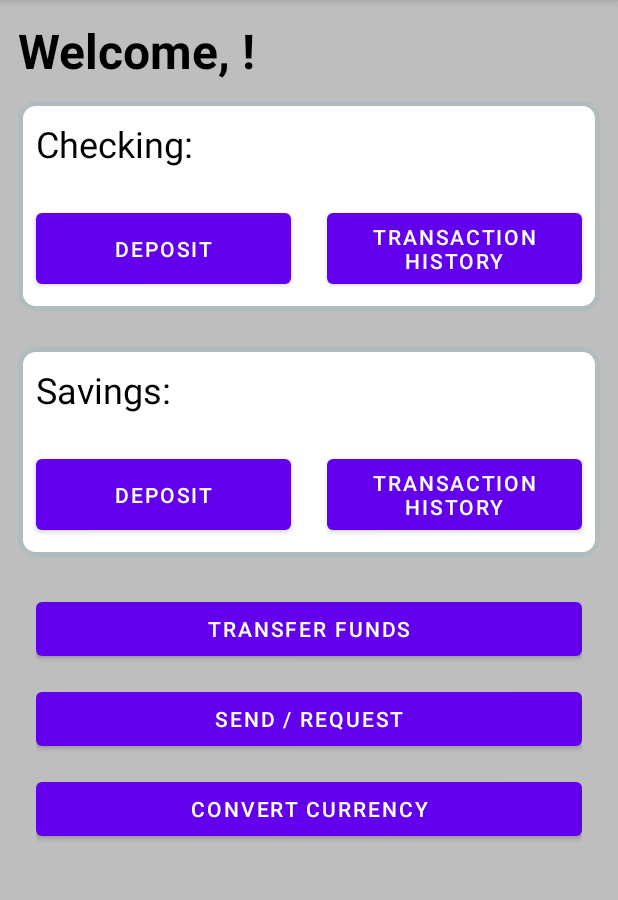
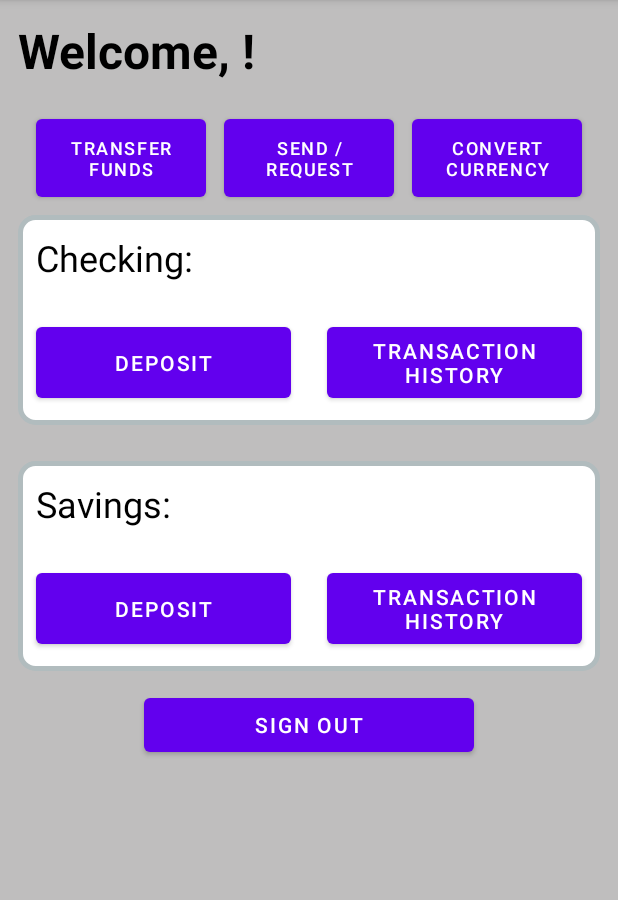
Before and after one commit to Linus319/TheValleyBankApp, an Android app: the AccountActivity screen opened directly, with no data from a screen before it, on a phone screen of 412 x 824 dp, the part 84-984 px from its top. Run offline under Robolectric (Android 15) with nearby library versions, the phone set to English and light mode, and no system bars.

Commit message:
small update to AccountActivity

```diff
--- a/app/src/main/java/com/example/thevalleybankapp/AccountActivity.java
+++ b/app/src/main/java/com/example/thevalleybankapp/AccountActivity.java
@@ -4,6 +4,7 @@ import androidx.appcompat.app.AppCompatActivity;
 
 import android.content.Intent;
 import android.os.Bundle;
+import android.widget.Button;
 import android.widget.TextView;
 
 public class AccountActivity extends AppCompatActivity {
@@ -13,6 +14,8 @@ public class AccountActivity extends AppCompatActivity {
         super.onCreate(savedInstanceState);
         setContentView(R.layout.activity_account);
 
+        Button signOutButton = (Button) findViewById(R.id.signOutButton);
+;
         Intent thisIntent = getIntent();
 
         String email = thisIntent.getStringExtra("com.example.thevalleybankapp.accountEmail");
@@ -24,5 +27,11 @@ public class AccountActivity extends AppCompatActivity {
         welcomeText.setText("Welcome, " + MainActivity.AM.getFirstName(email)+ "!");
         checkingBalance.setText(MainActivity.AM.getCheckingBalance(email));
         savingsBalance.setText(MainActivity.AM.getSavingsBalance(email));
+
+        Intent logOutIntent = new Intent(this, MainActivity.class);
+
+        signOutButton.setOnClickListener(v -> {
+            startActivity(logOutIntent);
+        });
     }
 }
--- a/app/src/main/res/layout/activity_account.xml
+++ b/app/src/main/res/layout/activity_account.xml
@@ -14,6 +14,41 @@
         android:textColor="@color/black"
         android:textSize="32sp"
         android:textStyle="bold" />
+
+    <LinearLayout
+        android:layout_width="match_parent"
+        android:layout_height="64dp"
+        android:layout_marginHorizontal="18dp"
+        android:layout_marginVertical="6dp">
+
+        <Button
+            android:id="@+id/transferButton"
+            android:layout_width="match_parent"
+            android:layout_height="match_parent"
+            android:layout_marginHorizontal="6dp"
+            android:layout_weight="1"
+            android:text="Transfer Funds"
+            android:textSize="12sp" />
+
+        <Button
+            android:id="@+id/sendRequestButton"
+            android:layout_width="match_parent"
+            android:layout_height="match_parent"
+            android:layout_marginHorizontal="6dp"
+            android:layout_weight="1"
+            android:text="Send / Request"
+            android:textSize="12sp" />
+
+        <Button
+            android:id="@+id/convertCurrencyButton"
+            android:layout_width="match_parent"
+            android:layout_height="match_parent"
+            android:layout_marginHorizontal="6dp"
+            android:layout_weight="1"
+            android:text="Convert Currency"
+            android:textSize="12sp" />
+
+    </LinearLayout>
 
     <LinearLayout
         android:id="@+id/checkingLayout"
@@ -136,39 +171,12 @@
 
     </LinearLayout>
 
-    <LinearLayout
+    <Button
+        android:id="@+id/signOutButton"
         android:layout_width="match_parent"
-        android:layout_height="match_parent"
-        android:layout_marginHorizontal="24dp"
-        android:layout_marginVertical="24dp"
-        android:orientation="vertical">
-
-        <Button
-            android:id="@+id/transferButton"
-            android:layout_width="match_parent"
-            android:layout_height="wrap_content"
-            android:text="Transfer Funds" />
-
-        <Space
-            android:layout_width="match_parent"
-            android:layout_height="12dp" />
-
-        <Button
-            android:id="@+id/sendRequestButton"
-            android:layout_width="match_parent"
-            android:layout_height="wrap_content"
-            android:text="Send / Request" />
-
-        <Space
-            android:layout_width="match_parent"
-            android:layout_height="12dp" />
-
-        <Button
-            android:id="@+id/convertCurrencyButton"
-            android:layout_width="match_parent"
-            android:layout_height="wrap_content"
-            android:text="Convert Currency" />
-
-    </LinearLayout>
+        android:layout_height="wrap_content"
+        android:layout_marginHorizontal="96dp"
+        android:layout_marginVertical="12dp"
+        android:text="Sign Out" />
 
 </LinearLayout>
--- a/build.gradle
+++ b/build.gradle
@@ -1,5 +1,5 @@
 // Top-level build file where you can add configuration options common to all sub-projects/modules.
 plugins {
-    id 'com.android.application' version '7.3.1' apply false
-    id 'com.android.library' version '7.3.1' apply false
+    id 'com.android.application' version '7.4.2' apply false
+    id 'com.android.library' version '7.4.2' apply false
 }
```
